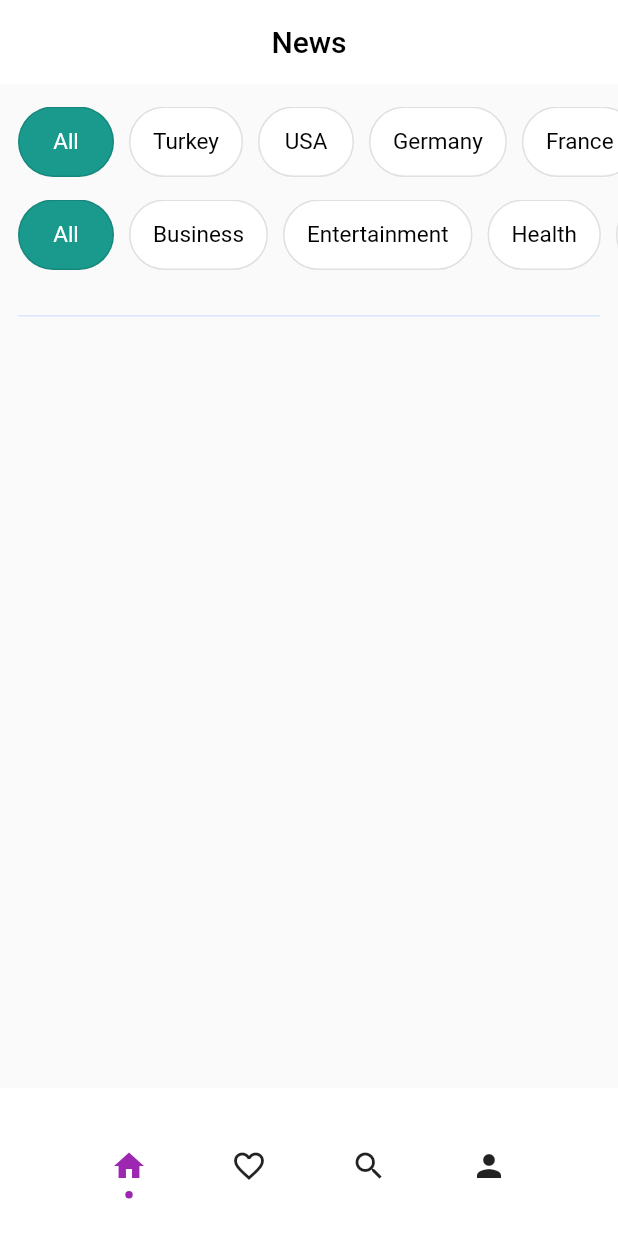
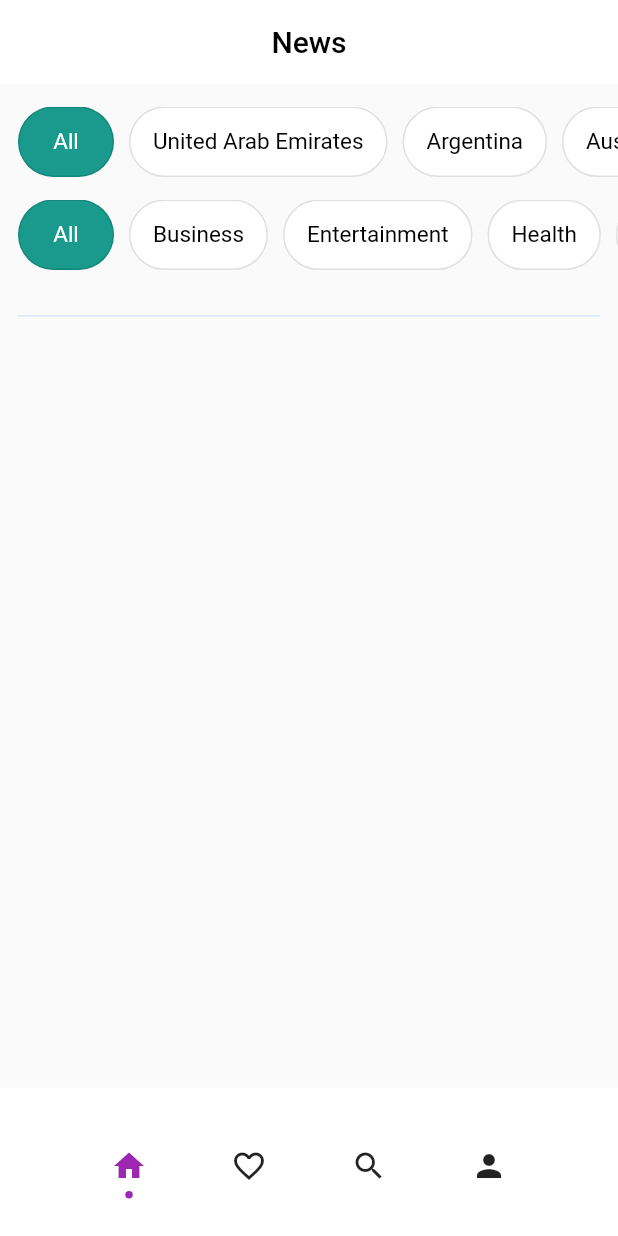
Before and after one commit to suysoftware/newsea, a Flutter app: the screen it shows after launch, on a phone screen of 412 x 824 dp. Run offline on Flutter 3.47's test engine with Material 2 defaults, Android fonts, the phone set to English and light mode, and no system bars; drawn by our look-alikes of dot_navigation_bar; our stand-ins replace get, sizer; Roboto replaces fonts that are missing (Inter-Regular).

Commit message:
category widget

```diff
--- a/lib/feature/screens/home/presentation/widgets/category_list.dart
+++ b/lib/feature/screens/home/presentation/widgets/category_list.dart
@@ -5,7 +5,6 @@ import 'package:newsea/core/constants/app_colors.dart';
 import 'package:newsea/core/constants/app_styles.dart';
 import 'package:newsea/core/widgets/conditional_widget.dart';
 import 'package:newsea/feature/screens/home/controller/home_controller.dart';
-
 
 class CategoryList extends StatefulWidget {
   const CategoryList({super.key});
@@ -15,8 +14,48 @@ class CategoryList extends StatefulWidget {
 }
 
 class _CategoryListState extends State<CategoryList> {
-  var countryList = <String>["All", "Turkey", "USA", "Germany", "France", "Russia", "China", "Japan"];
-  var categoryList = <String>["All", "Business", "Entertainment", "Health", "Science", "Sports", "Technology","Weather"];
+  var countryList = <String>["All",   "United Arab Emirates",
+  "Argentina",
+  "Austria",
+  "Australia",
+  "Bulgaria",
+  "Brazil",
+  "China",
+  "Colombia",
+  "Cuba",
+  "Czech Republic",
+  "Germany",
+  "Egypt",
+  "France",
+  "United Kingdom",
+  "Greece",
+  "Hungary",
+  "Indonesia",
+  "Italy",
+  "Japan",
+  "South Korea",
+  "Lithuania",
+  "Latvia",
+  "Mexico",
+  "Malaysia",
+  "Nigeria",
+  "Netherlands",
+  "Norway",
+  "Poland",
+  "Portugal",
+  "Romania",
+  "Serbia",
+  "Russia",
+  "Saudi Arabia",
+  "Sweden",
+  "Slovenia",
+  "Slovakia",
+  "Thailand",
+  "Turkey",
+  "Ukraine",
+  "United States",
+  "Venezuela"];
+  var categoryList = <String>["All", "Business", "Entertainment", "Health", "Science", "Sports", "Technology", "Weather"];
 
   @override
   Widget build(BuildContext context) {
```
